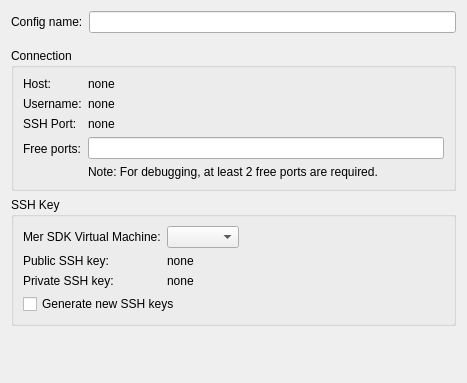
Qt form src/plugins/mer/merhardwaredevicewizardsetuppage.ui (sailfishos/sailfish-qtcreator) before a commit.
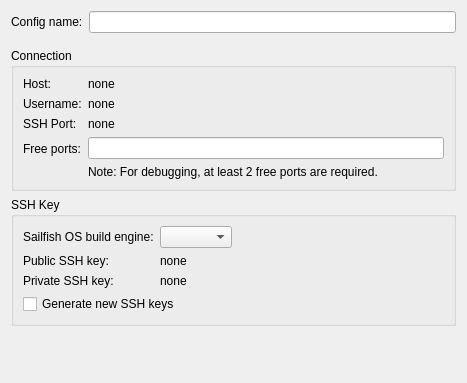
The same form after that commit.

Commit message: Mer: Use Sailfish OS branding

```diff
--- a/src/plugins/mer/merhardwaredevicewizardsetuppage.ui
+++ b/src/plugins/mer/merhardwaredevicewizardsetuppage.ui
@@ -149,7 +149,7 @@
         <item row="0" column="0">
          <widget class="QLabel" name="merSdkLabel">
           <property name="text">
-           <string>Mer SDK Virtual Machine:</string>
+           <string>Sailfish OS build engine:</string>
           </property>
          </widget>
         </item>
```
The commit also changes 22 other files.
